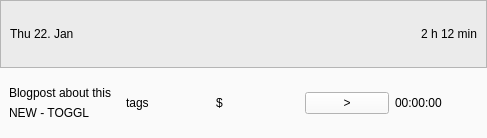
First picture: the form in src/ui/linux/TogglDesktop/timeentrycellwidget.ui, repository toggl-open-source/toggldesktop, before the edit.
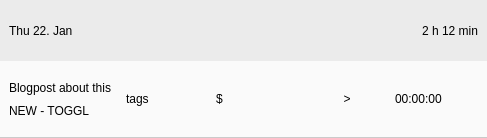
Second picture: the form after the edit.

Commit message: Time entry listing design (linux), closes #513

The edit to the form file:
```diff
--- a/src/ui/linux/TogglDesktop/timeentrycellwidget.ui
+++ b/src/ui/linux/TogglDesktop/timeentrycellwidget.ui
@@ -10,6 +10,18 @@
     <height>138</height>
    </rect>
   </property>
+  <property name="minimumSize">
+   <size>
+    <width>0</width>
+    <height>77</height>
+   </size>
+  </property>
+  <property name="maximumSize">
+   <size>
+    <width>16777215</width>
+    <height>138</height>
+   </size>
+  </property>
   <property name="windowTitle">
    <string>Form</string>
   </property>
@@ -35,11 +47,14 @@
       <string notr="true">background-color: rgb(235, 235, 235);</string>
      </property>
      <property name="frameShape">
-      <enum>QFrame::StyledPanel</enum>
+      <enum>QFrame::NoFrame</enum>
      </property>
      <property name="frameShadow">
       <enum>QFrame::Raised</enum>
      </property>
+     <property name="lineWidth">
+      <number>0</number>
+     </property>
      <layout class="QHBoxLayout" name="horizontalLayout">
       <item>
        <widget class="QLabel" name="date">
@@ -76,18 +91,39 @@
    </item>
    <item>
     <widget class="QFrame" name="dataFrame">
+     <property name="minimumSize">
+      <size>
+       <width>0</width>
+       <height>77</height>
+      </size>
+     </property>
+     <property name="maximumSize">
+      <size>
+       <width>16777215</width>
+       <height>77</height>
+      </size>
+     </property>
      <property name="styleSheet">
-      <string notr="true">background-color: rgb(250, 250, 250);</string>
+      <string notr="true">background-color: rgb(250, 250, 250);border-width: 1px; border-top-style: none; border-right-style: none; border-bottom-style: solid; border-left-style: none; border-color: #cacaca;</string>
+     </property>
+     <property name="frameShape">
+      <enum>QFrame::Box</enum>
      </property>
      <layout class="QHBoxLayout" name="horizontalLayout_2">
       <item>
        <widget class="QFrame" name="descProjFrame">
+        <property name="styleSheet">
+         <string notr="true">border:none;</string>
+        </property>
         <layout class="QVBoxLayout" name="verticalLayout">
          <property name="leftMargin">
           <number>0</number>
          </property>
          <item>
           <widget class="QLabel" name="description">
+           <property name="styleSheet">
+            <string notr="true">border:none;</string>
+           </property>
            <property name="text">
             <string>Blogpost about this</string>
            </property>
@@ -95,6 +131,9 @@
          </item>
          <item>
           <widget class="QLabel" name="project">
+           <property name="styleSheet">
+            <string notr="true">border:none;</string>
+           </property>
            <property name="text">
             <string>NEW - TOGGL</string>
            </property>
@@ -105,6 +144,9 @@
       </item>
       <item>
        <widget class="QLabel" name="tags">
+        <property name="styleSheet">
+         <string notr="true">border:none;</string>
+        </property>
         <property name="text">
          <string>tags</string>
         </property>
@@ -112,6 +154,9 @@
       </item>
       <item>
        <widget class="QLabel" name="billable">
+        <property name="styleSheet">
+         <string notr="true">border:none;</string>
+        </property>
         <property name="text">
          <string>$</string>
         </property>
@@ -119,6 +164,9 @@
       </item>
       <item>
        <widget class="QPushButton" name="continueButton">
+        <property name="styleSheet">
+         <string notr="true">border:none;</string>
+        </property>
         <property name="text">
          <string>&gt;</string>
         </property>
@@ -126,6 +174,9 @@
       </item>
       <item>
        <widget class="QLabel" name="duration">
+        <property name="styleSheet">
+         <string notr="true">border:none;</string>
+        </property>
         <property name="text">
          <string>00:00:00</string>
         </property>
```
The commit also changes 3 other files.
